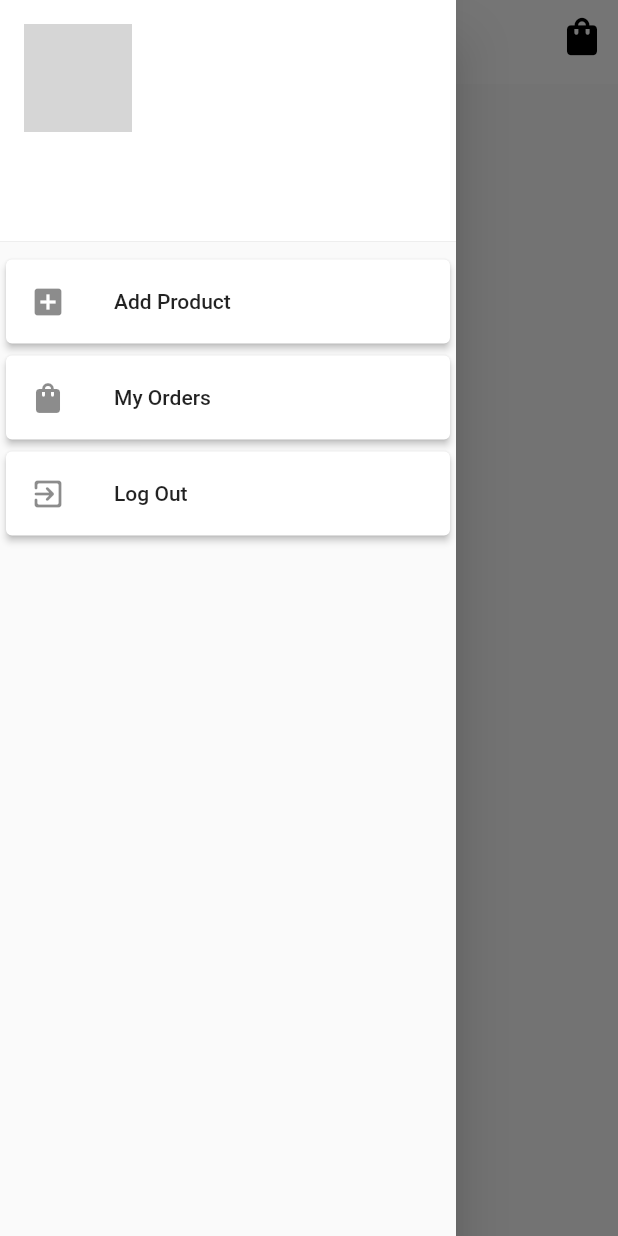
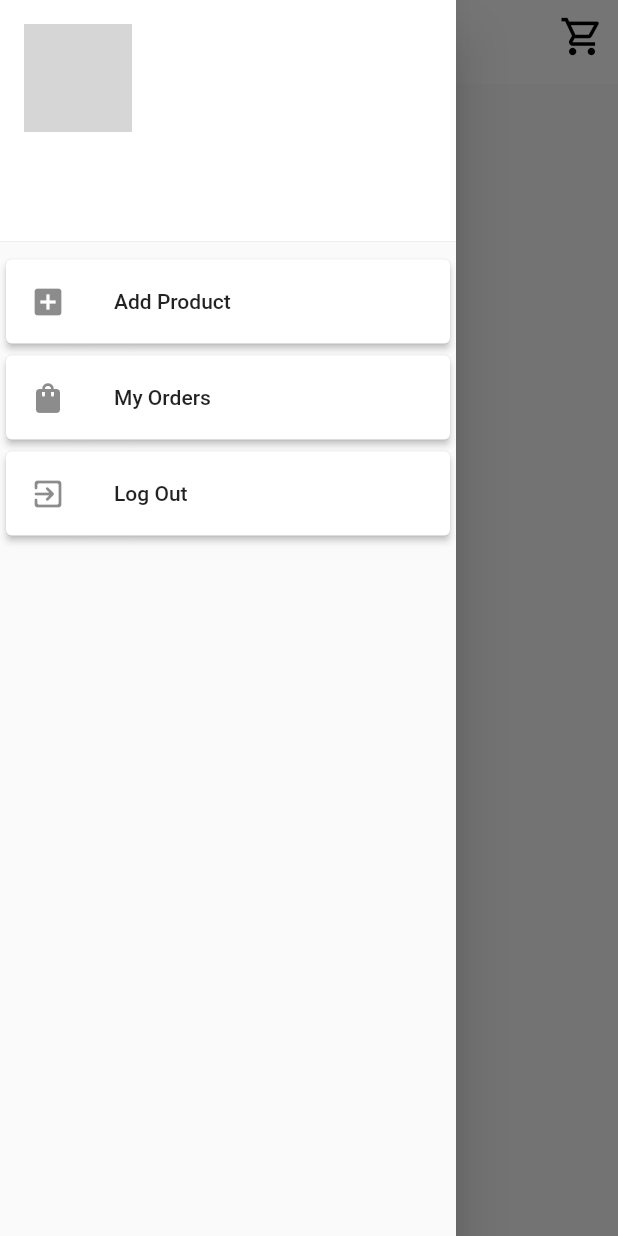
Before and after one commit to swayamshreemohanty/karlo-shopping, a Flutter app: the HomeScreen screen opened directly, with the side drawer open, on a phone screen of 412 x 824 dp. Run offline on Flutter 3.47's test engine with Material 2 defaults, Android fonts, the phone set to English and light mode, and no system bars; our stand-ins replace cached_network_image, cloud_firestore, equatable, firebase_auth, firebase_core, flutter_bloc and 4 more; accounts and stored records are empty; network calls fail; grey boxes are pictures that could not be loaded.

Commit message:
icon changed

```diff
--- a/lib/home/screens/home_screen.dart
+++ b/lib/home/screens/home_screen.dart
@@ -55,7 +55,7 @@ class _HomeScreenState extends State<HomeScreen> {
                     iconSize: 30.sp,
                     onPressed: () {},
                     icon: const Icon(
-                      Icons.shopping_bag,
+                      Icons.shopping_cart_outlined,
                     ),
                   ),
                   BlocBuilder<CartManagementCubit, CartManagementState>(
@@ -121,7 +121,7 @@ class _HomeScreenState extends State<HomeScreen> {
                                         context: context,
                                       );
                                 },
-                                icon: const Icon(Icons.shopping_basket)),
+                                icon: const Icon(Icons.add_shopping_cart)),
                           )
                         ]),
                       ),
```
